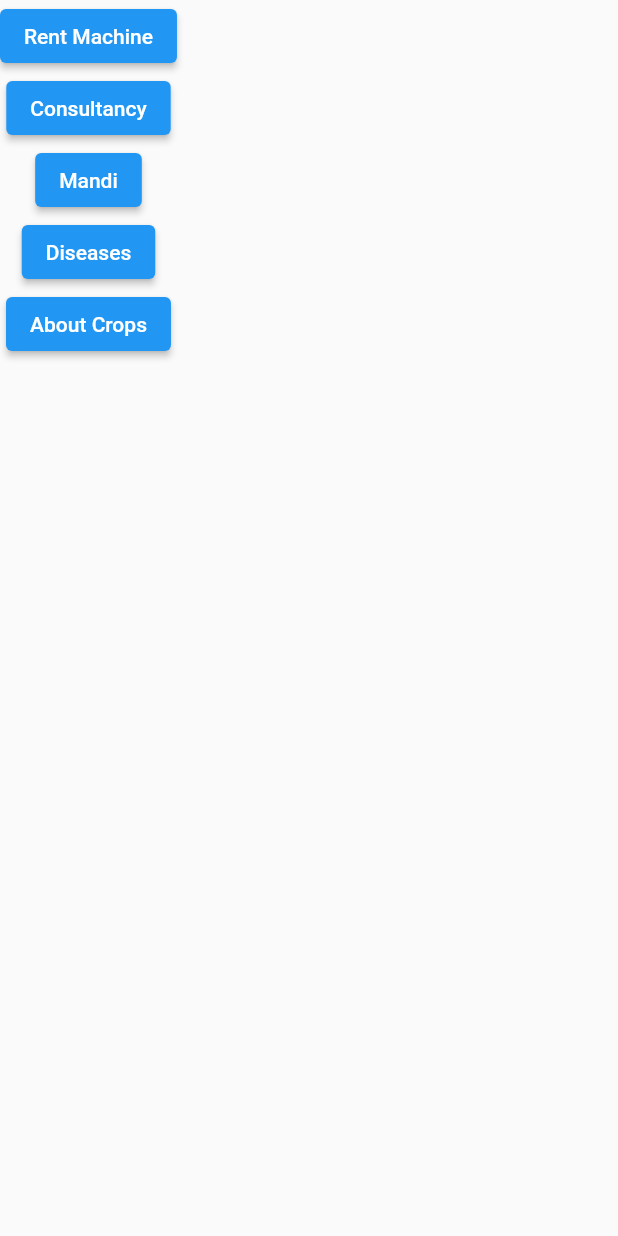
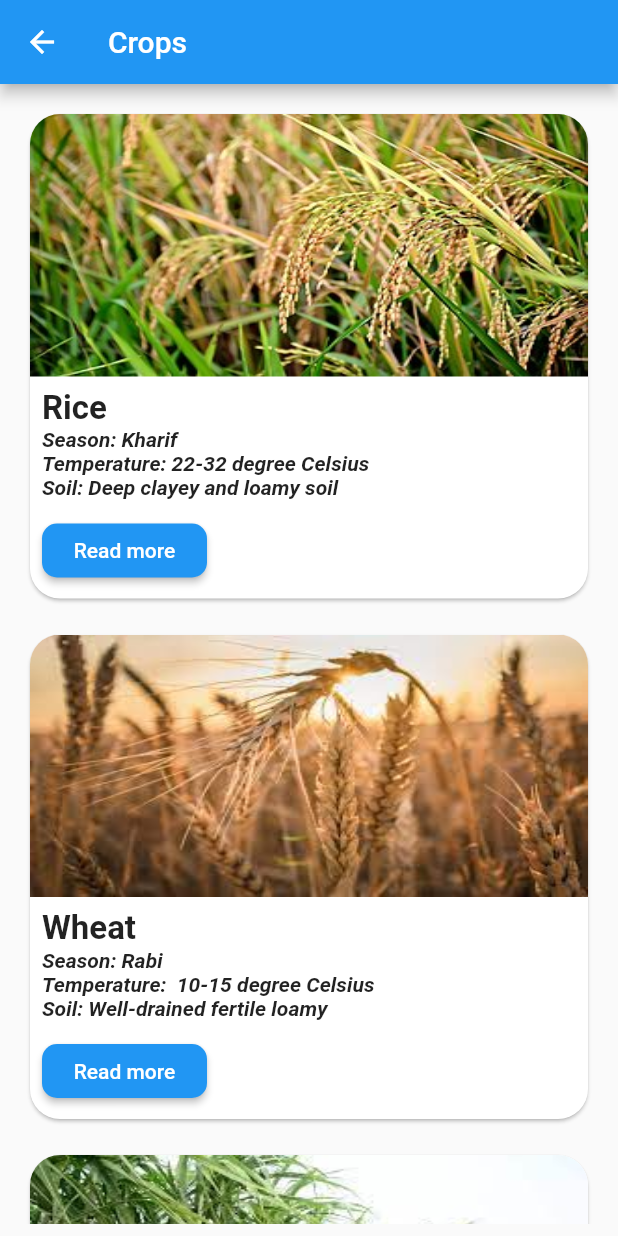
Before and after one commit to abhimittal17/agriculture, a Flutter app: the screen it shows after launch, after a tap on "About Crops", on a phone screen of 412 x 824 dp. Run offline on Flutter 3.47's test engine with Material 2 defaults, Android fonts, the phone set to English and light mode, and no system bars; our stand-ins replace firebase_core; missing offline and left inert: cloud_firestore_web, firebase_core_web, firebase_storage_web; accounts and stored records are empty.

Commit message:
crops page

```diff
--- /dev/null
+++ b/agriculture/lib/crops.dart
@@ -0,0 +1,126 @@
+import 'package:flutter/material.dart';
+
+class Crops extends StatefulWidget {
+  const Crops({super.key});
+
+  @override
+  State<Crops> createState() => _CropsState();
+}
+
+class _CropsState extends State<Crops> {
+  @override
+  Widget build(BuildContext context) {
+    return Scaffold(
+      appBar: AppBar(title: const Text('Crops')),
+      body: Padding(
+        padding: const EdgeInsets.all(8.0),
+        child: ListView(
+          //scrollDirection: Axis.vertical,
+          primary: false,
+          children: <Widget>[
+            recommended("assets/rice.jpg", "Rice", "Kharif",
+                "22-32 degree Celsius", "Deep clayey and loamy soil"),
+            recommended("assets/wheat.jpg", "Wheat", "Rabi",
+                " 10-15 degree Celsius ", "Well-drained fertile loamy"),
+            recommended("assets/sugarcane.jpg", "Sugarcane", "Kharif",
+                " 21-27 degree Celsius ", " Deep rich loamy soil"),
+            recommended("assets/tea.jpg", "Tea", "Kharif",
+                "20-30 degree Celsius ", "deep friable loamy soil"),
+            recommended("assets/coffee.jpg", "Coffee", "Kharif",
+                "15-28 degree Celsius ", "deep friable loamy soil"),
+            recommended("assets/cotton.jpg", "Cotton", "Kharif",
+                "21-30 degree Celsius ", "Black soil of Deccan Plateau"),
+          ],
+        ),
+      ),
+    );
+  }
+}
+
+Widget recommended(
+    String imgpath, String name, String title, String temp, String soil) {
+  return SizedBox(
+    width: 100,
+    child: Padding(
+      padding: const EdgeInsets.all(8.0),
+      child: Card(
+        shape: RoundedRectangleBorder(borderRadius: BorderRadius.circular(20)),
+        child: Column(
+          children: [
+            ClipRRect(
+              borderRadius: const BorderRadius.only(
+                  topLeft: Radius.circular(20), topRight: Radius.circular(20)),
+              child: SizedBox(
+                width: 380,
+                height: 175,
+                child: FittedBox(
+                  fit: BoxFit.fill,
+                  child: Image.asset(
+                    imgpath,
+                    // height: 100,
+                    // width: 150,
+                  ),
+                ),
+              ),
+            ),
+            Row(
+              children: [
+                Padding(
+                  padding: const EdgeInsets.all(8.0),
+                  child: Column(
+                    crossAxisAlignment: CrossAxisAlignment.start,
+                    mainAxisAlignment: MainAxisAlignment.start,
+                    children: [
+                      Text(
+                        name,
+                        style: const TextStyle(
+                            fontSize: 22, fontWeight: FontWeight.bold),
+                        textAlign: TextAlign.start,
+                      ),
+                      Text("Season: $title",
+                          style: const TextStyle(
+                              fontSize: 14,
+                              fontWeight: FontWeight.bold,
+                              fontStyle: FontStyle.italic),
+                          textAlign: TextAlign.start),
+                      Text("Temperature: $temp",
+                          maxLines: 3,
+                          style: const TextStyle(
+                              fontSize: 14,
+                              fontWeight: FontWeight.bold,
+                              fontStyle: FontStyle.italic),
+                          textAlign: TextAlign.start),
+                      Text("Soil: $soil",
+                          maxLines: 3,
+                          style: const TextStyle(
+                              fontSize: 14,
+                              fontWeight: FontWeight.bold,
+                              fontStyle: FontStyle.italic),
+                          textAlign: TextAlign.start),
+                      const SizedBox(
+                        height: 10,
+                      ),
+                      SizedBox(
+                        width: 110,
+                        child: ElevatedButton(
+                          style: ButtonStyle(
+                            shape: MaterialStateProperty.all<
+                                RoundedRectangleBorder>(RoundedRectangleBorder(
+                              borderRadius: BorderRadius.circular(10.0),
+                            )),
+                          ),
+                          onPressed: () {},
+                          child: const Text("Read more"),
+                        ),
+                      )
+                    ],
+                  ),
+                ),
+              ],
+            ),
+          ],
+        ),
+      ),
+    ),
+  );
+}
--- a/agriculture/lib/home_screen.dart
+++ b/agriculture/lib/home_screen.dart
@@ -1,6 +1,9 @@
+// import 'dart:html';
+
+import 'package:agriculture/crops.dart';
 import 'package:flutter/material.dart';
-import 'package:flutter/src/foundation/key.dart';
-import 'package:flutter/src/widgets/framework.dart';
+// import 'package:flutter/src/foundation/key.dart';
+// import 'package:flutter/src/widgets/framework.dart';
 
 class MyHomePage extends StatelessWidget {
   const MyHomePage({Key? key}) : super(key: key);
@@ -17,14 +20,20 @@ class MyHomePage extends StatelessWidget {
           ElevatedButton(
             onPressed: () {},
             child: Text("Consultancy"),
-          ),ElevatedButton(
+          ),
+          ElevatedButton(
             onPressed: () {},
             child: Text("Mandi"),
-          ),ElevatedButton(
+          ),
+          ElevatedButton(
             onPressed: () {},
             child: Text("Diseases"),
-          ),ElevatedButton(
-            onPressed: () {},
+          ),
+          ElevatedButton(
+            onPressed: () {
+              Navigator.push(context,
+                  MaterialPageRoute(builder: (context) => const Crops()));
+            },
             child: Text("About Crops"),
           ),
         ],
--- a/agriculture/pubspec.yaml
+++ b/agriculture/pubspec.yaml
@@ -63,8 +63,8 @@ flutter:
   uses-material-design: true
 
   # To add assets to your application, add an assets section, like this:
-  # assets:
-  #   - images/a_dot_burr.jpeg
+  assets:
+    - assets/
   #   - images/a_dot_ham.jpeg
 
   # An image asset can refer to one or more resolution-specific "variants", see
```
Also changed, not shown: agriculture/assets/coffee.jpg (added), agriculture/assets/cotton.jpg (added), agriculture/assets/rice.jpg (added), agriculture/assets/sugarcane.jpg (added), agriculture/assets/tea.jpg (added), agriculture/assets/wheat.jpg (added), agriculture/lib/consultancy.dart (added), agriculture/pubspec.lock.
